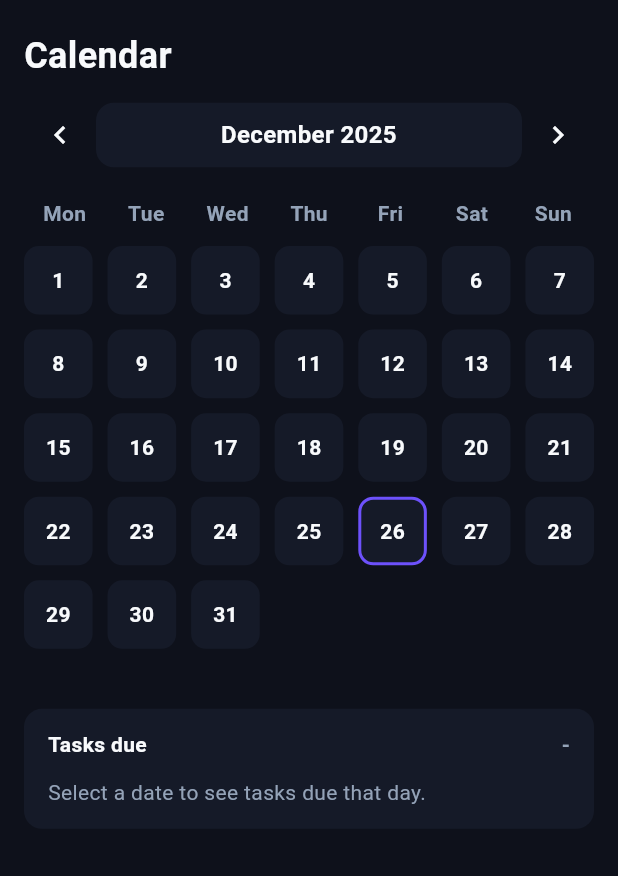
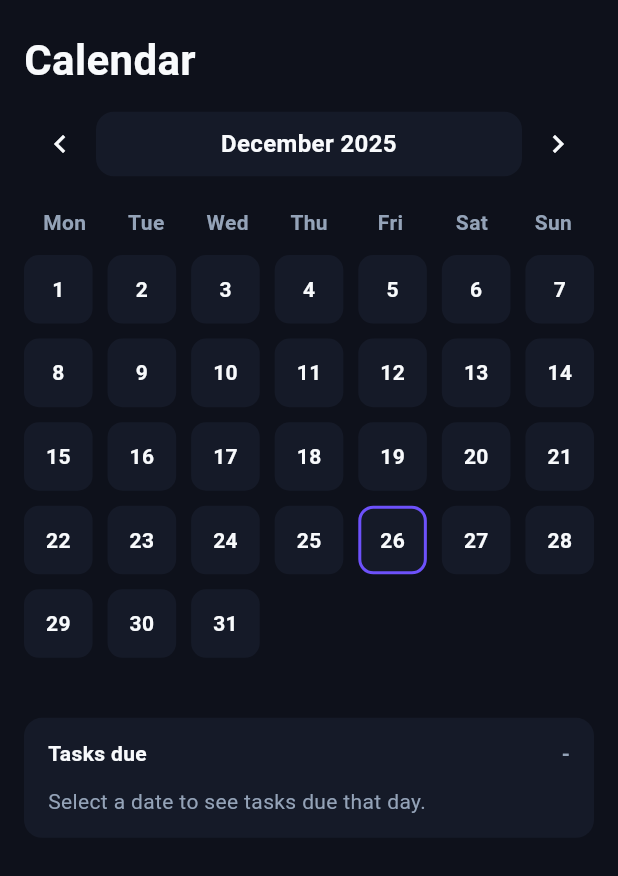
Before and after one commit to SmartPersonalTaskManager/mobile-frontend, a Flutter app: the CalendarPage screen opened directly, on a phone screen of 412 x 824 dp. Shown: the top 876 px of the screen. Run offline on Flutter 3.47's test engine with Material 3 defaults, Android fonts, the phone set to English and light mode, and no system bars; our stand-ins replace flutter_secure_storage, fluttertoast, shared_preferences, speech_to_text; accounts and stored records are empty.

Commit message:
changed calendar layout

```diff
--- a/lib/views/calendar/calendar_page.dart
+++ b/lib/views/calendar/calendar_page.dart
@@ -162,7 +162,7 @@ class _CalendarPageState extends State<CalendarPage> {
           'Calendar',
           style: TextStyle(
             color: Color(AppColors.textMain),
-            fontSize: 24,
+            fontSize: 28,
             fontWeight: FontWeight.bold,
           ),
         ),
```
